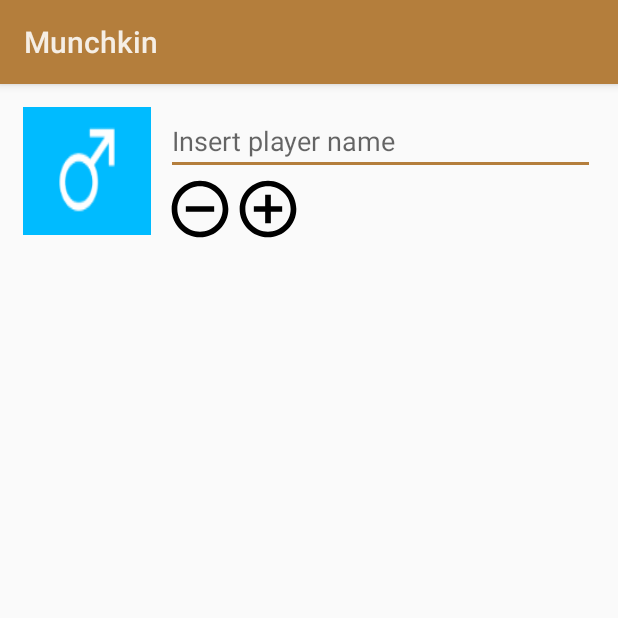
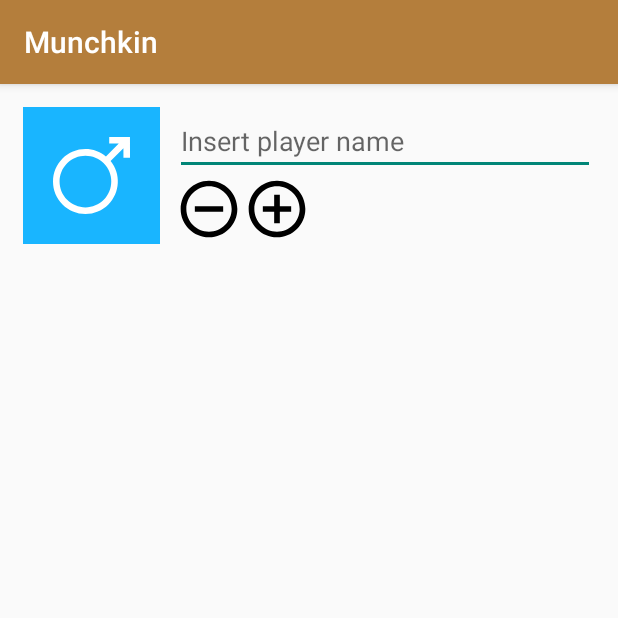
Before and after one commit to Brankale/munchkin_level_counter, an Android app: the screen it shows after launch (MainActivityNew), on a phone screen of 412 x 824 dp, the top half of it. Run offline under Robolectric (Android 15) with nearby library versions, the phone set to English and light mode, and no system bars.

Commit message:
added the possibility to change sex
- improved icons
- migrated from Activity to AppCompatActivity

```diff
--- a/app/build.gradle
+++ b/app/build.gradle
@@ -27,6 +27,7 @@
     androidTestImplementation 'com.android.support.test:runner:1.0.2'
     androidTestImplementation 'com.android.support.test.espresso:espresso-core:3.0.2'
     implementation "org.jetbrains.kotlin:kotlin-stdlib-jdk7:$kotlin_version"
+    implementation 'androidx.appcompat:appcompat:1.1.0'
 }
 repositories {
     mavenCentral()
--- a/app/src/main/java/com/example/munchkin/MainActivityNew.kt
+++ b/app/src/main/java/com/example/munchkin/MainActivityNew.kt
@@ -2,9 +2,10 @@
 
 import android.app.Activity
 import android.os.Bundle
+import androidx.appcompat.app.AppCompatActivity
 import com.example.munchkin.custom_views.PlayerView
 
-class MainActivityNew : Activity() {
+class MainActivityNew : AppCompatActivity() {
 
     override fun onCreate(savedInstanceState: Bundle?) {
         super.onCreate(savedInstanceState)
--- a/app/src/main/java/com/example/munchkin/Player.kt
+++ b/app/src/main/java/com/example/munchkin/Player.kt
@@ -24,4 +24,8 @@
         }
     }
 
+    fun changeSex() {
+        sex = !sex
+    }
+
 }
--- a/app/src/main/java/com/example/munchkin/custom_views/PlayerView.kt
+++ b/app/src/main/java/com/example/munchkin/custom_views/PlayerView.kt
@@ -3,6 +3,7 @@
 import android.content.Context
 import android.util.AttributeSet
 import android.view.View
+import android.widget.ImageButton
 import android.widget.ImageView
 import android.widget.LinearLayout
 import android.widget.TextView
@@ -25,11 +26,10 @@
         name = findViewById(R.id.name)
         sex = findViewById(R.id.sex)
         level = findViewById(R.id.current_level)
-        levelUp = findViewById(R.id.remove_level)
-        levelDown = findViewById(R.id.add_level)
+        levelUp = findViewById(R.id.level_up)
+        levelDown = findViewById(R.id.level_down)
 
         player = Player()
-
 
         attrs?.let {
             val typedArray = context.theme.obtainStyledAttributes(attrs, R.styleable.PlayerView, 0, 0)
@@ -40,6 +40,18 @@
 
             typedArray.recycle()
         }
+
+        sex.setOnClickListener {
+            player.changeSex()
+
+            if (player.isMale()) {
+                sex.setImageResource(R.drawable.ic_male)
+                sex.setBackgroundResource(R.color.male)
+            } else {
+                sex.setImageResource(R.drawable.ic_female)
+                sex.setBackgroundResource(R.color.female)
+            }
+        }
     }
 
 }
--- /dev/null
+++ b/app/src/main/res/drawable/ic_female.xml
@@ -0,0 +1,9 @@
+<vector xmlns:android="http://schemas.android.com/apk/res/android"
+    android:width="24dp"
+    android:height="24dp"
+    android:viewportWidth="414.693"
+    android:viewportHeight="414.693">
+  <path
+      android:fillColor="#FFFFFFFF"
+      android:pathData="M355.578,148.231C355.578,66.496 289.082,0 207.347,0S59.115,66.496 59.115,148.231c0,76.672 58.514,139.933 133.231,147.476v47.601h-41.568v30h41.568v41.385h30v-41.385h41.568v-30h-41.568v-47.601C297.064,288.164 355.578,224.903 355.578,148.231zM89.115,148.231C89.115,83.038 142.153,30 207.347,30s118.231,53.038 118.231,118.231S272.54,266.462 207.347,266.462S89.115,213.424 89.115,148.231z"/>
+</vector>
--- /dev/null
+++ b/app/src/main/res/drawable/ic_male.xml
@@ -0,0 +1,9 @@
+<vector xmlns:android="http://schemas.android.com/apk/res/android"
+    android:width="24dp"
+    android:height="24dp"
+    android:viewportWidth="351.778"
+    android:viewportHeight="351.778">
+  <path
+      android:fillColor="#FFFFFFFF"
+      android:pathData="M321.778,95.024l30,-0.049l-0.154,-94.821L256.802,0l-0.049,30l43.741,0.071l-58.583,58.583c-26.385,-21.595 -59.13,-33.339 -93.68,-33.339c-39.594,0 -76.817,15.419 -104.814,43.417C15.419,126.729 0,163.953 0,203.547s15.419,76.818 43.416,104.815s65.221,43.416 104.814,43.416s76.818,-15.419 104.815,-43.416c54.215,-54.215 57.572,-140.324 10.073,-198.49l58.588,-58.588L321.778,95.024zM231.833,287.149c-22.331,22.331 -52.021,34.629 -83.603,34.629S86.96,309.48 64.629,287.149C42.298,264.818 30,235.128 30,203.547s12.298,-61.271 34.629,-83.602s52.021,-34.629 83.602,-34.629c31.581,0 61.271,12.298 83.603,34.629C277.931,166.044 277.931,241.051 231.833,287.149z"/>
+</vector>
--- a/app/src/main/res/layout/player_view.xml
+++ b/app/src/main/res/layout/player_view.xml
@@ -8,10 +8,13 @@
 
     <ImageView
         android:id="@+id/sex"
-        android:layout_width="85dp"
-        android:layout_height="85dp"
-        android:contentDescription="@string/gender"
-        android:background="@mipmap/male_icon2"/>
+        android:layout_width="91dp"
+        android:layout_height="91dp"
+        android:contentDescription="@string/sex"
+        android:src="@drawable/ic_male"
+        android:background="@color/male"
+        android:scaleType="fitCenter"
+        android:padding="20dp"/>
 
     <LinearLayout
         android:layout_width="match_parent"
@@ -33,10 +36,10 @@
             android:orientation="horizontal">
 
             <ImageView
-                android:id="@+id/remove_level"
+                android:id="@+id/level_down"
                 android:layout_width="45dp"
                 android:layout_height="45dp"
-                android:contentDescription="@string/remove_level"
+                android:contentDescription="@string/level_down"
                 android:background="@drawable/ic_remove_circle_outline_black_24dp"/>
 
             <TextView
@@ -45,10 +48,10 @@
                 android:layout_height="wrap_content"/>
 
             <ImageView
-                android:id="@+id/add_level"
+                android:id="@+id/level_up"
                 android:layout_width="45dp"
                 android:layout_height="45dp"
-                android:contentDescription="@string/add_level"
+                android:contentDescription="@string/level_up"
                 android:background="@drawable/ic_add_circle_outline_black_24dp"/>
 
         </LinearLayout>
--- a/app/src/main/res/values/colors.xml
+++ b/app/src/main/res/values/colors.xml
@@ -4,4 +4,7 @@
     <color name="colorPrimaryDark">#303F9F</color>
     <color name="colorAccent">#FF4081</color>
     <color name="primary_material_dark">#b47e3c</color>
+
+    <color name="male">#19b5ff</color>
+    <color name="female">#ef89dc</color>
 </resources>
--- a/app/src/main/res/values/strings.xml
+++ b/app/src/main/res/values/strings.xml
@@ -2,7 +2,7 @@
     <string name="app_name">Munchkin</string>
 
     <string name="player_name">Insert player name</string>
-    <string name="add_level">Add level</string>
-    <string name="remove_level">Remove level</string>
-    <string name="gender">Gender</string>
+    <string name="level_up">Add level</string>
+    <string name="level_down">Remove level</string>
+    <string name="sex">Sex</string>
 </resources>
--- a/app/src/main/res/values/styles.xml
+++ b/app/src/main/res/values/styles.xml
@@ -1,7 +1,7 @@
 <resources>
 
     <!-- Base application theme. -->
-    <style name="AppTheme" parent="android:Theme.Material.Light.DarkActionBar">
+    <style name="AppTheme" parent="Theme.AppCompat.Light.DarkActionBar">
         <!-- Customize your theme here. -->
         <item name="android:colorPrimary">@color/primary_material_dark</item>
         <item name="android:colorAccent">@color/primary_material_dark</item>
```
Also changed, not shown: app/src/main/java/com/example/munchkin/MainActivity.java (+20 -20 lines), app/src/main/res/mipmap-xhdpi/female_icon.png (deleted), app/src/main/res/mipmap-xhdpi/female_icon2.png (deleted), app/src/main/res/mipmap-xhdpi/male.png (deleted), app/src/main/res/mipmap-xhdpi/male_icon.png (deleted), app/src/main/res/mipmap-xhdpi/male_icon2.png (deleted).
